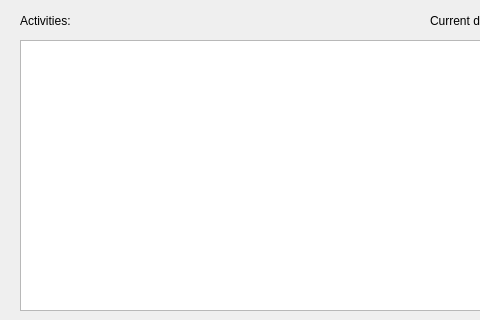
Above: Lab 1/Time_Reporting_System/mainwindow.ui from Maciekxdabu/egui21z-domanski-maciej before the change; both pictures show x 0 to 480 and y 0 to 320 of the 636 by 459 pixel window. Below: the same form after it.
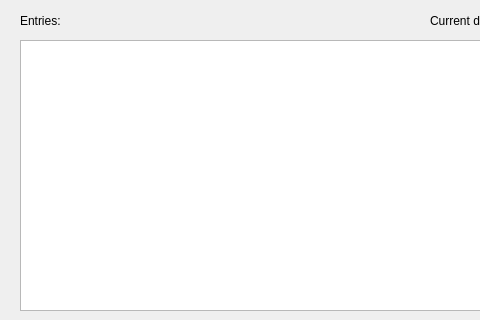
That is the form after the change.

Patch:
```diff
--- a/Lab 1/Time_Reporting_System/mainwindow.ui
+++ b/Lab 1/Time_Reporting_System/mainwindow.ui
@@ -118,7 +118,7 @@
      </rect>
     </property>
     <property name="text">
-     <string>Activities:</string>
+     <string>Entries:</string>
     </property>
    </widget>
    <widget class="QLabel" name="label">
```
Left out of the diff: 3 changed lines with no effect on the pictures.
